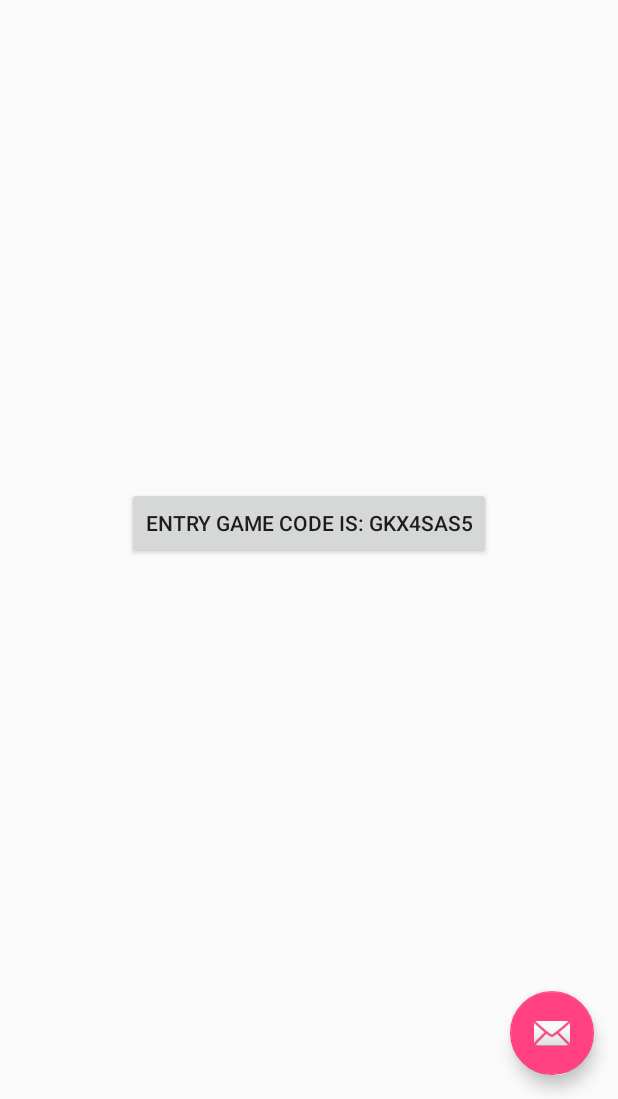
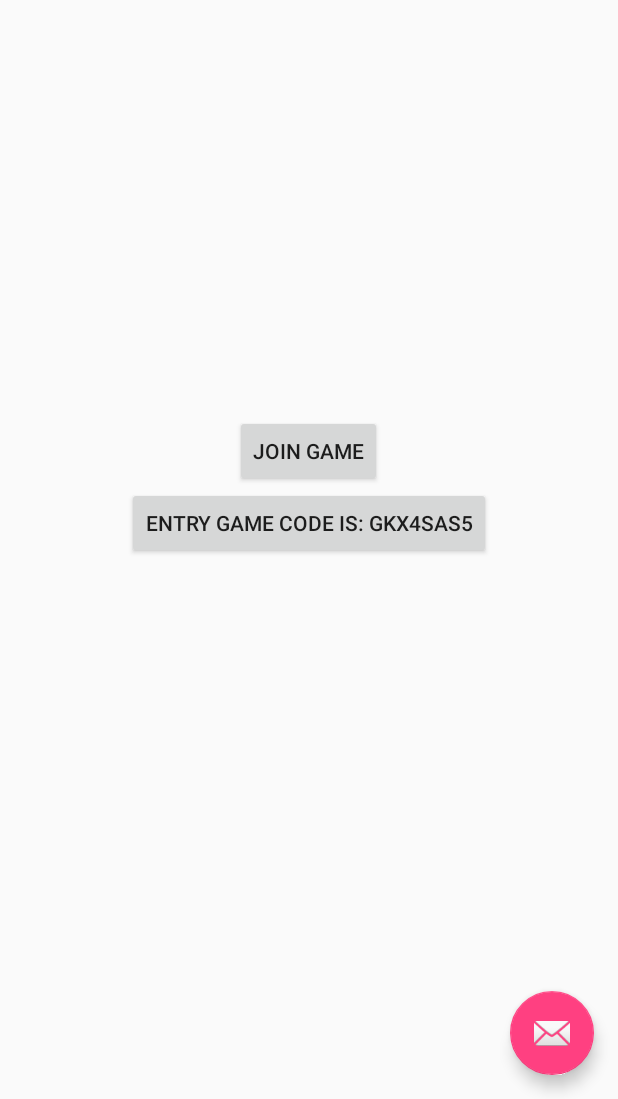
Before and after one commit to ucsdCSE110wi16/CSE110W260T3, an Android app: the screen it shows after launch (MainActivity), in the options menu, after a tap on "Settings", on a phone screen of 412 x 824 dp, the part 137-1236 px from its top. Run offline under Robolectric (Android 15) with nearby library versions, the phone set to English and light mode, and no system bars.

Commit message:
Added the join game class and page, allows for user to input game entry code that is stored in public JoinGame variable. Need to implement game code verification in order to add user to mafia game.

```diff
--- a/app/src/main/AndroidManifest.xml
+++ b/app/src/main/AndroidManifest.xml
@@ -28,6 +28,12 @@
             <category android:name="android.intent.category.LAUNCHER" />
         </intent-filter>
         </activity>
+        <activity
+            android:name="JoinGame"
+            android:label="@string/app_name"
+            android:theme="@style/AppTheme.NoActionBar">
+        </activity>
+
     </application>
 
 </manifest>
--- /dev/null
+++ b/app/src/main/java/com/example/aneeshnatarajan/mafiaapp/JoinGame.java
@@ -0,0 +1,39 @@
+package com.example.aneeshnatarajan.mafiaapp;
+
+import android.app.Activity;
+import android.app.AlertDialog;
+import android.app.DialogFragment;
+import android.os.Bundle;
+import android.support.v7.app.AppCompatActivity;
+import android.view.View;
+import android.widget.Button;
+import android.widget.EditText;
+import android.widget.TextView;
+
+/**
+ * Created by aneeshnatarajan on 2/7/16.
+ */
+public class JoinGame extends Activity{
+    public String entryCodeInput = "";
+    @Override
+    protected void onCreate(Bundle savedInstanceState) {
+        super.onCreate(savedInstanceState);
+        setContentView(R.layout.join_game);
+    }
+
+    public void submitCode(View view){
+        EditText editName = (EditText) findViewById(R.id.userInput);
+        editName.setOnKeyListener(null);
+        entryCodeInput = editName.getText().toString();
+        editName.setText("");
+        TextView tView;
+        tView = (TextView)findViewById(R.id.button3);
+        tView.setText("Thank You!");
+        Button button1 = (Button) findViewById(R.id.button3);
+        button1.setClickable(false);
+
+
+    }
+
+
+}
--- a/app/src/main/java/com/example/aneeshnatarajan/mafiaapp/MainActivity.java
+++ b/app/src/main/java/com/example/aneeshnatarajan/mafiaapp/MainActivity.java
@@ -25,6 +25,7 @@ public class MainActivity extends AppCompatActivity {
         Toolbar toolbar = (Toolbar) findViewById(R.id.toolbar);
         setSupportActionBar(toolbar);
         Button button = (Button) findViewById(R.id.button);
+        Button button1 = (Button)findViewById(R.id.button2);
 
     }
     /*
@@ -52,7 +53,11 @@ public class MainActivity extends AppCompatActivity {
         Button button = (Button) findViewById(R.id.button);
         button.setClickable(false);
         //startActivity(intent);
-}
+    }
+    public void joinButtonClick(View view){
+        Intent intent = new Intent(this,JoinGame.class);
+        startActivity(intent);
+    }
 
     @Override
     public boolean onCreateOptionsMenu(Menu menu) {
--- a/app/src/main/res/layout/content_main.xml
+++ b/app/src/main/res/layout/content_main.xml
@@ -27,4 +27,15 @@
         android:layout_centerVertical="true"
         android:layout_centerHorizontal="true"
         android:id="@+id/button" />
+
+    <Button
+        style="?android:attr/buttonStyleSmall"
+        android:layout_width="wrap_content"
+        android:layout_height="wrap_content"
+        android:text="Join Game"
+        android:onClick="joinButtonClick"
+        android:id="@+id/button2"
+        android:layout_above="@+id/button"
+        android:layout_centerHorizontal="true"
+        android:nestedScrollingEnabled="false" />
 </RelativeLayout>
```
Also changed, not shown: app/src/main/res/layout/join_game.xml (added, +44 -0 lines).
